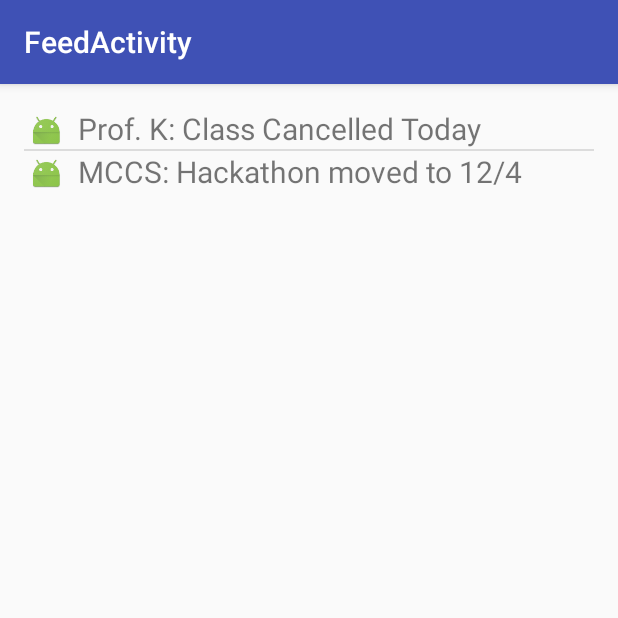
After one commit to GrahamBurek/gitgudhackathon, an Android app: the FeedActivity screen opened directly, with no data from a screen before it, on a phone screen of 412 x 824 dp, the top half of it. The commit adds this screen. Run offline under Robolectric (Android 15) with nearby library versions, the phone set to English and light mode, and no system bars.

Commit message:
started feed page

```diff
--- a/app/src/main/AndroidManifest.xml
+++ b/app/src/main/AndroidManifest.xml
@@ -51,6 +51,15 @@
                 android:name="android.support.PARENT_ACTIVITY"
                 android:value="com.gitgud.hackathon.DisplayEventActivity" />
         </activity>
+        <activity
+            android:name=".FeedActivity"
+            android:label="@string/title_activity_feed"
+            android:parentActivityName=".MainActivity"
+            android:theme="@style/AppTheme.NoActionBar">
+            <meta-data
+                android:name="android.support.PARENT_ACTIVITY"
+                android:value="com.gitgud.hackathon.MainActivity" />
+        </activity>
     </application>
 
 </manifest>
--- /dev/null
+++ b/app/src/main/java/com/gitgud/hackathon/FeedActivity.java
@@ -0,0 +1,42 @@
+package com.gitgud.hackathon;
+
+import android.app.ListActivity;
+import android.os.Bundle;
+import android.support.design.widget.FloatingActionButton;
+import android.support.design.widget.Snackbar;
+import android.support.v7.app.AppCompatActivity;
+import android.support.v7.widget.Toolbar;
+import android.view.View;
+import android.widget.AdapterView;
+import android.widget.ArrayAdapter;
+import android.widget.ListView;
+import android.widget.Toast;
+
+import java.util.ArrayList;
+
+public class FeedActivity extends AppCompatActivity {
+    ListView feed_view;
+    ArrayAdapter feed_adapter;
+    ArrayList feed_list = new ArrayList();
+
+    public void onCreate(Bundle savedInstanceState) {
+        super.onCreate(savedInstanceState);
+        setContentView(R.layout.activity_feed);
+        Toolbar toolbar = (Toolbar) findViewById(R.id.toolbar);
+
+        setSupportActionBar(toolbar);
+
+
+        feed_view = (ListView) findViewById(R.id.feed_listview);
+        feed_list.add("Prof. K: Class Cancelled Today");
+        feed_list.add("MCCS: Hackathon moved to 12/4");
+        feed_adapter = new ArrayAdapter(this,
+                R.layout.row_feed,
+                R.id.feed_label,
+                feed_list);
+
+        feed_view.setAdapter(feed_adapter);
+
+    }
+
+}
--- /dev/null
+++ b/app/src/main/res/layout/activity_feed.xml
@@ -0,0 +1,26 @@
+<?xml version="1.0" encoding="utf-8"?>
+<android.support.design.widget.CoordinatorLayout xmlns:android="http://schemas.android.com/apk/res/android"
+    xmlns:app="http://schemas.android.com/apk/res-auto"
+    xmlns:tools="http://schemas.android.com/tools"
+    android:layout_width="match_parent"
+    android:layout_height="match_parent"
+    android:fitsSystemWindows="true"
+    tools:context="com.gitgud.hackathon.FeedActivity">
+
+    <android.support.design.widget.AppBarLayout
+        android:layout_width="match_parent"
+        android:layout_height="wrap_content"
+        android:theme="@style/AppTheme.AppBarOverlay">
+
+        <android.support.v7.widget.Toolbar
+            android:id="@+id/toolbar"
+            android:layout_width="match_parent"
+            android:layout_height="?attr/actionBarSize"
+            android:background="?attr/colorPrimary"
+            app:popupTheme="@style/AppTheme.PopupOverlay" />
+
+    </android.support.design.widget.AppBarLayout>
+
+    <include layout="@layout/content_feed" />
+
+</android.support.design.widget.CoordinatorLayout>
--- a/app/src/main/res/layout/content_display_event.xml
+++ b/app/src/main/res/layout/content_display_event.xml
@@ -11,7 +11,13 @@
     app:layout_behavior="@string/appbar_scrolling_view_behavior"
     tools:context="com.gitgud.hackathon.DisplayEventActivity"
     tools:showIn="@layout/activity_display_event">
-
+    <ListView
+        android:id="@+id/main_listview"
+        android:layout_width="match_parent"
+        android:layout_height="0dp"
+        android:layout_weight="1"
+        android:layout_marginTop="20dp">
+    </ListView>
     <TextView
         android:layout_width="wrap_content"
         android:layout_height="wrap_content"
--- /dev/null
+++ b/app/src/main/res/layout/content_feed.xml
@@ -0,0 +1,20 @@
+<?xml version="1.0" encoding="utf-8"?>
+<RelativeLayout xmlns:android="http://schemas.android.com/apk/res/android"
+    xmlns:app="http://schemas.android.com/apk/res-auto"
+    xmlns:tools="http://schemas.android.com/tools"
+    android:layout_width="match_parent"
+    android:layout_height="match_parent"
+    android:paddingBottom="@dimen/activity_vertical_margin"
+    android:paddingLeft="@dimen/activity_horizontal_margin"
+    android:paddingRight="@dimen/activity_horizontal_margin"
+    android:paddingTop="@dimen/activity_vertical_margin"
+    app:layout_behavior="@string/appbar_scrolling_view_behavior"
+    tools:context="com.gitgud.hackathon.FeedActivity"
+    tools:showIn="@layout/activity_feed">
+
+    <ListView
+        android:layout_width="wrap_content"
+        android:layout_height="wrap_content"
+        android:id="@+id/feed_listview"></ListView>
+
+</RelativeLayout>
--- a/app/src/main/res/layout/content_main.xml
+++ b/app/src/main/res/layout/content_main.xml
@@ -24,4 +24,5 @@
         android:layout_height="0dp"
         android:layout_weight="1"
         android:layout_marginTop="20dp"/>
+
 </LinearLayout>
--- /dev/null
+++ b/app/src/main/res/layout/row_feed.xml
@@ -0,0 +1,24 @@
+<LinearLayout xmlns:android="http://schemas.android.com/apk/res/android"
+    android:layout_width="wrap_content"
+    android:layout_height="wrap_content" >
+
+    <ImageView
+        android:id="@+id/icon"
+        android:layout_width="22dp"
+        android:layout_height="22dp"
+        android:layout_marginLeft="4dp"
+        android:layout_marginRight="10dp"
+        android:layout_marginTop="4dp"
+        android:contentDescription="default"
+        android:src="@mipmap/ic_launcher" >
+    </ImageView>
+
+    <TextView
+        android:id="@+id/feed_label"
+        android:layout_width="wrap_content"
+        android:layout_height="wrap_content"
+        android:text="@+id/label"
+        android:textSize="20dp" >
+    </TextView>
+
+</LinearLayout>
--- a/app/src/main/res/values/strings.xml
+++ b/app/src/main/res/values/strings.xml
@@ -87,4 +87,5 @@
 
     <string name="pref_title_vibrate">Vibrate</string>
     <string name="title_activity_event_settings_fragment">eventSettingsFragment</string>
+    <string name="title_activity_feed">FeedActivity</string>
 </resources>
```
